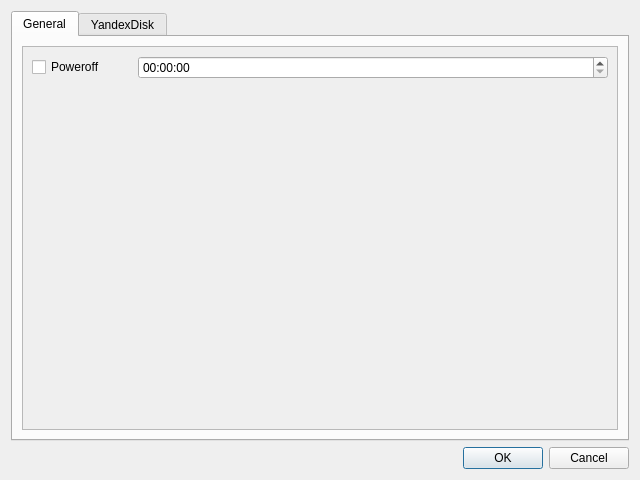
Old version of the form settings.ui in the repository ARDev1161/qBackupNew.
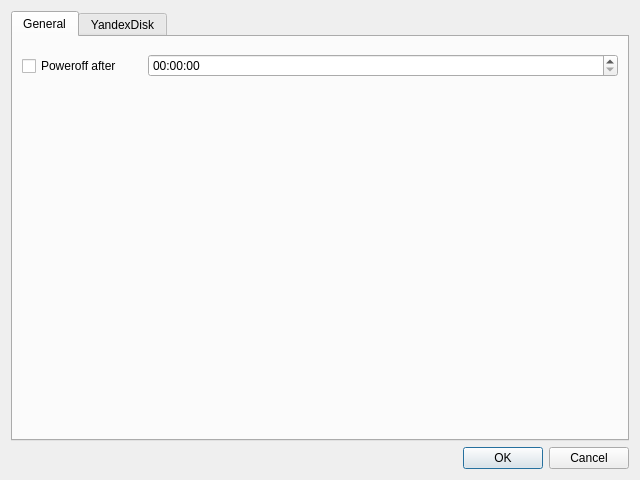
New version of the form. The open tabs and pages were chosen to show the change.

What changed in the file:
```diff
--- a/settings.ui
+++ b/settings.ui
@@ -23,35 +23,32 @@
       <attribute name="title">
        <string>General</string>
       </attribute>
-      <layout class="QHBoxLayout" name="horizontalLayout">
-       <item>
-        <widget class="QScrollArea" name="scrollArea">
-         <property name="widgetResizable">
-          <bool>true</bool>
-         </property>
-         <widget class="QWidget" name="scrollAreaWidgetContents">
-          <property name="geometry">
-           <rect>
-            <x>0</x>
-            <y>0</y>
-            <width>598</width>
-            <height>378</height>
-           </rect>
-          </property>
           <layout class="QGridLayout" name="gridLayout_2">
            <item row="0" column="1">
             <widget class="QTimeEdit" name="poweroffTimeEdit"/>
            </item>
            <item row="0" column="0">
             <widget class="QCheckBox" name="poweroffCheckBox">
-             <property name="maximumSize">
+         <property name="sizePolicy">
+          <sizepolicy hsizetype="Minimum" vsizetype="Expanding">
+           <horstretch>0</horstretch>
+           <verstretch>0</verstretch>
+          </sizepolicy>
+         </property>
+         <property name="minimumSize">
               <size>
                <width>100</width>
+           <height>0</height>
+          </size>
+         </property>
+         <property name="maximumSize">
+          <size>
+           <width>120</width>
                <height>16777215</height>
               </size>
              </property>
              <property name="text">
-              <string>Poweroff</string>
+          <string>Poweroff after</string>
              </property>
             </widget>
            </item>
@@ -63,14 +60,10 @@
              <property name="sizeHint" stdset="0">
               <size>
                <width>20</width>
-               <height>40</height>
+           <height>344</height>
               </size>
              </property>
             </spacer>
-           </item>
-          </layout>
-         </widget>
-        </widget>
        </item>
       </layout>
      </widget>
```
Left out of the diff: 8 changed lines with no effect on the pictures. Lines whose indentation alone changed are shown as unchanged.
